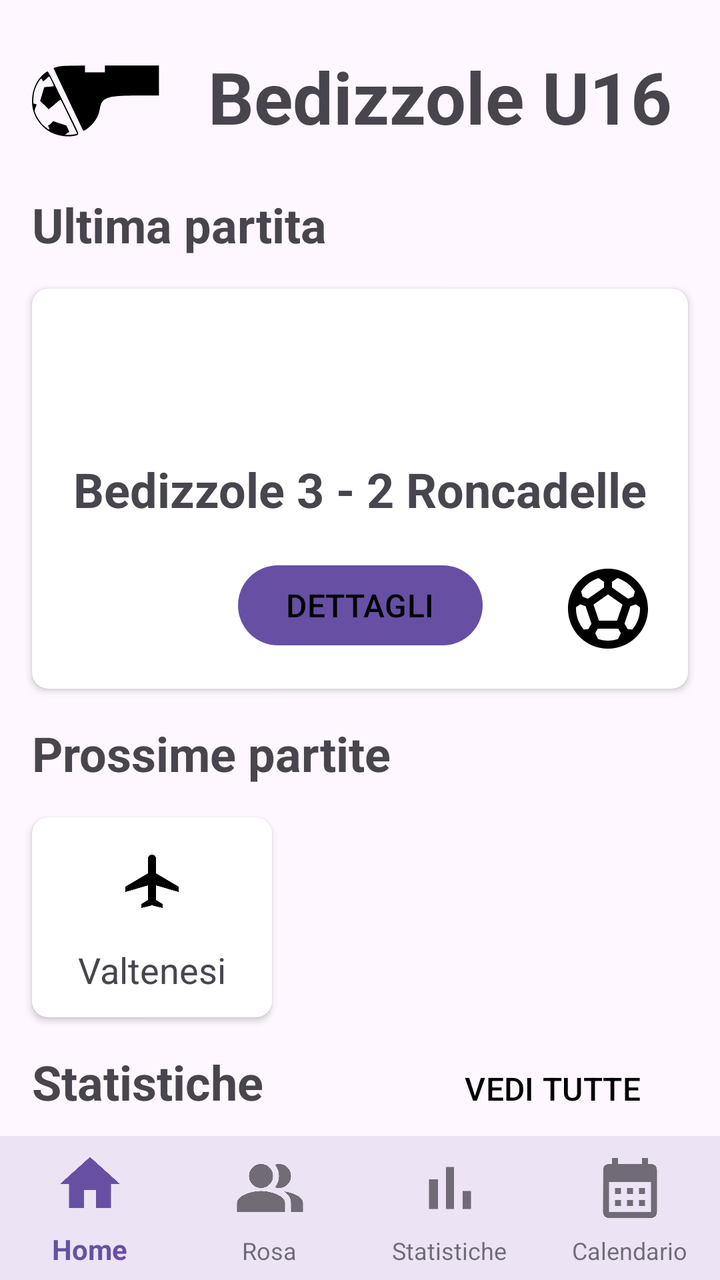
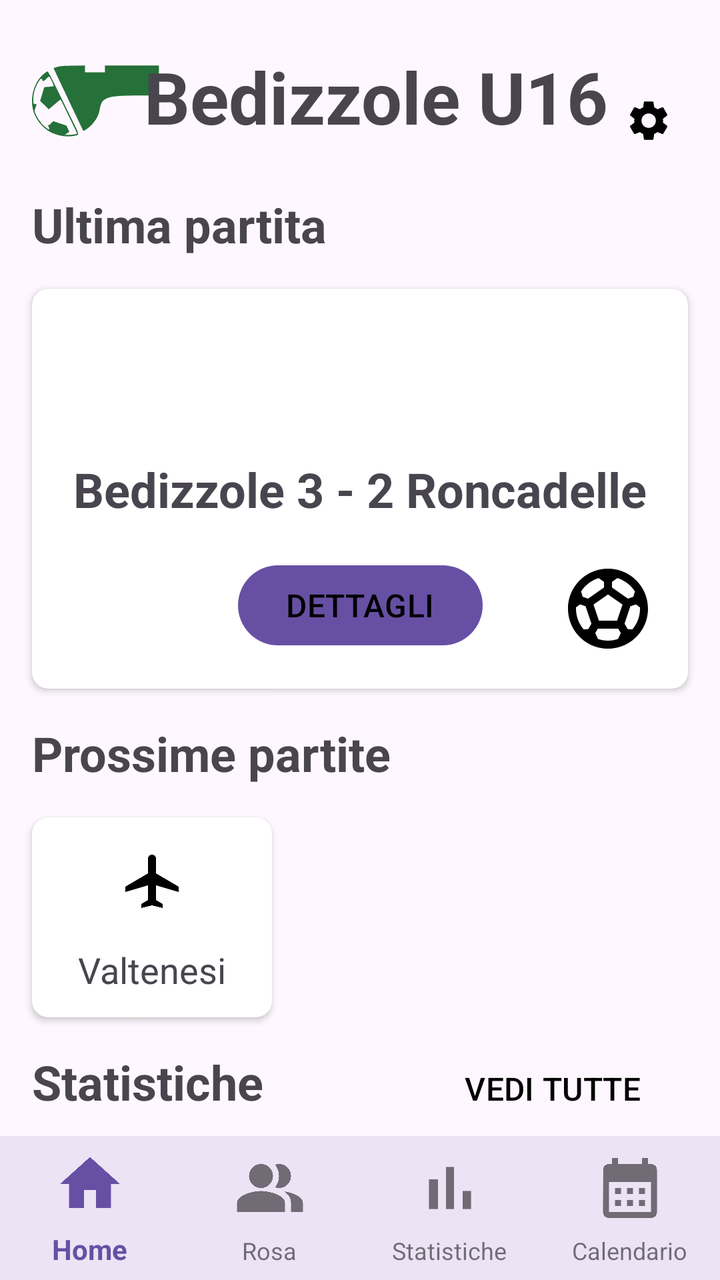

An Android layout rendered at two revisions. The XML below is the earlier revision; the diff shows what the commit changed to produce the second picture.
<!-- AndroidManifest.xml: application theme Theme.YouCoach -->
<!-- res/layout/activity_home.xml -->
<?xml version="1.0" encoding="utf-8"?>
<androidx.constraintlayout.widget.ConstraintLayout
    xmlns:android="http://schemas.android.com/apk/res/android"
    xmlns:app="http://schemas.android.com/apk/res-auto"
    android:layout_width="match_parent"
    android:layout_height="match_parent">


    <ImageView
        android:id="@+id/logo_squadra"
        android:layout_width="64dp"
        android:layout_height="64dp"
        app:layout_constraintStart_toStartOf="parent"
        app:layout_constraintTop_toTopOf="parent"
        app:layout_constraintBottom_toTopOf="@+id/ultima_partita_text"
        android:src="@drawable/logo"
        android:layout_marginStart="16dp"
        android:layout_marginTop="16dp" />


    
    <TextView
        android:id="@+id/nome_squadra"
        android:layout_width="wrap_content"
        android:layout_height="wrap_content"
        android:text="Bedizzole U16"
        android:textSize="36dp"
        android:textStyle="bold"
        app:layout_constraintTop_toTopOf="parent"
        app:layout_constraintBottom_toTopOf="@+id/ultima_partita_text"
        app:layout_constraintEnd_toEndOf="parent"
        app:layout_constraintStart_toEndOf="@+id/logo_squadra" />

    <TextView
        android:id="@+id/ultima_partita_text"
        android:layout_width="wrap_content"
        android:layout_height="wrap_content"
        app:layout_constraintStart_toStartOf="parent"
        app:layout_constraintTop_toBottomOf="@+id/logo_squadra"
        android:layout_marginTop="16dp"
        android:text="Ultima partita"
        android:textSize="24dp"
        android:layout_marginStart="16dp"
        android:textStyle="bold" />

    <androidx.cardview.widget.CardView

        android:id="@+id/card_ultima_partita"
        android:layout_width="match_parent"
        android:layout_height="200dp"
        app:layout_constraintTop_toBottomOf="@+id/ultima_partita_text"
        app:layout_constraintStart_toStartOf="parent"
        android:layout_marginEnd="16dp"
        android:layout_marginTop="16dp"
        android:layout_marginStart="16dp"
        app:cardCornerRadius="8dp">


        <androidx.constraintlayout.widget.ConstraintLayout
            android:layout_width="match_parent"
            android:layout_height="match_parent"
            android:padding="16dp">

            <TextView
                    android:id="@+id/risultato_ultima_partita"
                    android:layout_width="wrap_content"
                    android:layout_height="wrap_content"
                    android:text="Bedizzole 3 - 2 Roncadelle"
                    android:textSize="24dp"
                    android:textStyle="bold"
                    app:layout_constraintStart_toStartOf="parent"
                    app:layout_constraintTop_toTopOf="parent"
                    app:layout_constraintEnd_toEndOf="parent"
                    app:layout_constraintBottom_toBottomOf="parent"
                    />

            <Button
                android:id="@+id/btn_vai_a_partita"
                android:layout_width="wrap_content"
                android:layout_height="wrap_content"
                android:layout_marginTop="16dp"
                android:text="DETTAGLI"
                android:textColor="@color/black"
                android:textSize="16dp"
                app:layout_constraintEnd_toEndOf="parent"
                app:layout_constraintStart_toStartOf="parent"
                app:layout_constraintTop_toBottomOf="@+id/risultato_ultima_partita"
                app:layout_constraintBottom_toBottomOf="parent" />

            <ImageView
                android:layout_width="48dp"
                android:layout_height="48dp"
                android:src="@drawable/pallone"
                app:layout_constraintEnd_toEndOf="parent"
                app:layout_constraintBottom_toBottomOf="parent"/>

        </androidx.constraintlayout.widget.ConstraintLayout>


    </androidx.cardview.widget.CardView>

    <TextView
        android:id="@+id/prossime_partite_text"
        android:layout_width="wrap_content"
        android:layout_height="wrap_content"
        app:layout_constraintStart_toStartOf="parent"
        app:layout_constraintTop_toBottomOf="@+id/card_ultima_partita"
        android:layout_marginTop="16dp"
        android:text="Prossime partite"
        android:textSize="24dp"
        android:layout_marginStart="16dp"
        android:textStyle="bold" />

    <androidx.cardview.widget.CardView
        android:id="@+id/card_prossime_partite"
        android:layout_width="120dp"
        android:layout_height="100dp"
        app:layout_constraintTop_toBottomOf="@+id/prossime_partite_text"
        app:layout_constraintStart_toStartOf="parent"
        android:layout_marginTop="16dp"
        android:layout_marginStart="16dp"
        app:cardCornerRadius="8dp">

        <androidx.constraintlayout.widget.ConstraintLayout
            android:layout_width="match_parent"
            android:layout_height="match_parent"
            android:padding="16dp">

            <ImageView
                android:id="@+id/logo_trasferta"
                android:layout_width="32dp"
                android:layout_height="32dp"
                android:src="@drawable/aereo"
                app:layout_constraintTop_toTopOf="parent"
                app:layout_constraintStart_toStartOf="parent"
                app:layout_constraintEnd_toEndOf="parent"/>

            <TextView
                android:layout_width="wrap_content"
                android:layout_height="wrap_content"
                android:text="Valtenesi"
                android:layout_marginTop="16dp"
                android:textSize="18dp"
                app:layout_constraintTop_toBottomOf="@id/logo_trasferta"
                app:layout_constraintStart_toStartOf="parent"
                app:layout_constraintEnd_toEndOf="parent" />





        </androidx.constraintlayout.widget.ConstraintLayout>

    </androidx.cardview.widget.CardView>




    <TextView
        android:id="@+id/statistiche_text"
        android:layout_width="wrap_content"
        android:layout_height="wrap_content"
        app:layout_constraintStart_toStartOf="parent"
        app:layout_constraintTop_toBottomOf="@+id/card_prossime_partite"
        android:layout_marginTop="16dp"
        android:text="Statistiche"
        android:textSize="24dp"
        android:layout_marginStart="16dp"
        android:textStyle="bold" />

    <Button
        android:id="@+id/btn_vedi_statistiche"
        android:layout_width="wrap_content"
        android:layout_height="wrap_content"
        app:layout_constraintEnd_toEndOf="parent"
        app:layout_constraintBaseline_toBaselineOf="@+id/statistiche_text"
        app:layout_constraintTop_toBottomOf="@+id/card_ultima_partita"
        android:layout_marginEnd="16dp"
        android:backgroundTint="@color/transparent"
        android:textColor="@color/black"
        android:text="Vedi tutte"
        android:textAllCaps="true"
        android:textSize="16dp" />


    <androidx.cardview.widget.CardView
        android:layout_width="170dp"
        android:layout_height="200dp"
        app:layout_constraintTop_toBottomOf="@+id/statistiche_text"
        app:layout_constraintStart_toStartOf="parent"
        android:layout_marginTop="16dp"
        android:layout_marginStart="16dp"
        app:cardBackgroundColor="@color/background_training_card"
        app:cardCornerRadius="8dp">
        
        <androidx.constraintlayout.widget.ConstraintLayout
            android:layout_width="match_parent"
            android:layout_height="match_parent"
            android:padding="16dp">

            <TextView
                android:id="@+id/num_allenamenti"
                android:layout_width="wrap_content"
                android:layout_height="wrap_content"
                android:text="12"
                android:textSize="64dp"
                android:textStyle="bold"
                app:layout_constraintStart_toStartOf="parent"
                app:layout_constraintTop_toTopOf="parent"
                app:layout_constraintBottom_toTopOf="@+id/allenamenti_fatto_text"
                app:layout_constraintEnd_toEndOf="parent"
                />

            <TextView
                android:id="@+id/allenamenti_fatto_text"
                android:layout_width="wrap_content"
                android:layout_height="wrap_content"
                android:text="Allenamenti fatti"
                android:textSize="16dp"
                app:layout_constraintStart_toStartOf="parent"
                app:layout_constraintTop_toBottomOf="@+id/num_allenamenti"
                app:layout_constraintBottom_toBottomOf="parent"
                app:layout_constraintEnd_toEndOf="parent"
                />

        </androidx.constraintlayout.widget.ConstraintLayout>


        
        
        
    </androidx.cardview.widget.CardView>









    <com.google.android.material.bottomnavigation.BottomNavigationView
        android:id="@+id/bottom_navigation"
        android:layout_width="0dp"
        android:layout_height="72dp"
        android:background="?android:attr/windowBackground"
        app:labelVisibilityMode="labeled"
        app:menu="@menu/bottom_nav_menu"
        style="@style/BottomNavigationViewStyle"
        app:layout_constraintBottom_toBottomOf="parent"
        app:layout_constraintStart_toStartOf="parent"
        app:layout_constraintEnd_toEndOf="parent" />

</androidx.constraintlayout.widget.ConstraintLayout>
<!-- resources referenced by this layout -->
<resources>
  <color name="background_training_card">#f0d2bc</color>
  <color name="black">#FF000000</color>
  <color name="transparent">#00000000</color>
  <!-- drawable aereo (drawable) -->
  <vector xmlns:android="http://schemas.android.com/apk/res/android" android:height="24dp" android:tint="#000000" android:viewportHeight="24" android:viewportWidth="24" android:width="24dp">
        
      <path android:fillColor="@android:color/white" android:pathData="M22,16v-2l-8.5,-5V3.5C13.5,2.67 12.83,2 12,2s-1.5,0.67 -1.5,1.5V9L2,14v2l8.5,-2.5V19L8,20.5L8,22l4,-1l4,1l0,-1.5L13.5,19v-5.5L22,16z"/>
      
  </vector>
  <!-- drawable pallone (drawable) -->
  <vector xmlns:android="http://schemas.android.com/apk/res/android" android:height="24dp" android:tint="#000000" android:viewportHeight="24" android:viewportWidth="24" android:width="24dp">
        
      <path android:fillColor="@android:color/white" android:pathData="M12,2C6.48,2 2,6.48 2,12c0,5.52 4.48,10 10,10s10,-4.48 10,-10C22,6.48 17.52,2 12,2zM13,5.3l1.35,-0.95c1.82,0.56 3.37,1.76 4.38,3.34l-0.39,1.34l-1.35,0.46L13,6.7V5.3zM9.65,4.35L11,5.3v1.4L7.01,9.49L5.66,9.03L5.27,7.69C6.28,6.12 7.83,4.92 9.65,4.35zM7.08,17.11l-1.14,0.1C4.73,15.81 4,13.99 4,12c0,-0.12 0.01,-0.23 0.02,-0.35l1,-0.73L6.4,11.4l1.46,4.34L7.08,17.11zM14.5,19.59C13.71,19.85 12.87,20 12,20s-1.71,-0.15 -2.5,-0.41l-0.69,-1.49L9.45,17h5.11l0.64,1.11L14.5,19.59zM14.27,15H9.73l-1.35,-4.02L12,8.44l3.63,2.54L14.27,15zM18.06,17.21l-1.14,-0.1l-0.79,-1.37l1.46,-4.34l1.39,-0.47l1,0.73C19.99,11.77 20,11.88 20,12C20,13.99 19.27,15.81 18.06,17.21z"/>
      
  </vector>
  <style name="BottomNavigationViewStyle" parent="Widget.MaterialComponents.BottomNavigationView">
          <item name="itemIconSize">36dp</item> 
          <item name="itemTextAppearanceActive">@style/ActiveTextStyle</item> 
          <item name="itemTextAppearanceInactive">@style/InactiveTextStyle</item> 
      </style>
  <style name="Theme.YouCoach" parent="Base.Theme.YouCoach" />
  <style name="ActiveTextStyle" parent="TextAppearance.AppCompat.Small">
          <item name="android:textSize">14sp</item>
      </style>
  <style name="InactiveTextStyle" parent="TextAppearance.AppCompat.Small">
          <item name="android:textSize">12sp</item>
      </style>
  <style name="Base.Theme.YouCoach" parent="Theme.Material3.DayNight.NoActionBar">
          
          
      </style>
  <!-- unchanged entries left out for length: 1 -->
</resources>

<!-- the commit's change to res/layout/activity_home.xml (unified diff, before → after) -->
@@ -15,7 +15,8 @@
         app:layout_constraintBottom_toTopOf="@+id/ultima_partita_text"
         android:src="@drawable/logo"
         android:layout_marginStart="16dp"
-        android:layout_marginTop="16dp" />
+        android:layout_marginTop="16dp"
+        app:tint="@color/giorno_selezionato" />
 
 
     
@@ -29,7 +30,19 @@
         app:layout_constraintTop_toTopOf="parent"
         app:layout_constraintBottom_toTopOf="@+id/ultima_partita_text"
         app:layout_constraintEnd_toEndOf="parent"
-        app:layout_constraintStart_toEndOf="@+id/logo_squadra" />
+        app:layout_constraintStart_toStartOf="@id/logo_squadra"
+        />
+
+    <ImageButton
+        android:id="@+id/modifica_impostazioni"
+        android:layout_width="24dp"
+        android:layout_height="24dp"
+        android:background="@color/transparent"
+        android:src="@drawable/impostazioni"
+        android:layout_marginStart="8dp"
+        app:layout_constraintStart_toEndOf="@+id/nome_squadra"
+        app:layout_constraintBottom_toBottomOf="@id/nome_squadra"/>
+
 
     <TextView
         android:id="@+id/ultima_partita_text"
<!-- resource entries referenced after the edit -->
@@ -2,6 +2,7 @@
 <resources>
   <color name="background_training_card">#f0d2bc</color>
   <color name="black">#FF000000</color>
+  <color name="giorno_selezionato">#267039  </color>
   <color name="transparent">#00000000</color>
   <!-- drawable aereo (drawable) -->
   <vector xmlns:android="http://schemas.android.com/apk/res/android" android:height="24dp" android:tint="#000000" android:viewportHeight="24" android:viewportWidth="24" android:width="24dp">
@@ -9,8 +10,19 @@
       <path android:fillColor="@android:color/white" android:pathData="M22,16v-2l-8.5,-5V3.5C13.5,2.67 12.83,2 12,2s-1.5,0.67 -1.5,1.5V9L2,14v2l8.5,-2.5V19L8,20.5L8,22l4,-1l4,1l0,-1.5L13.5,19v-5.5L22,16z"/>
       
   </vector>
+  <!-- drawable impostazioni (drawable) -->
+  <vector xmlns:android="http://schemas.android.com/apk/res/android" android:height="24dp" android:tint="#000000" android:viewportHeight="24" android:viewportWidth="24" android:width="24dp">
+        
+      <path android:fillColor="@android:color/white" android:pathData="M19.14,12.94c0.04,-0.3 0.06,-0.61 0.06,-0.94c0,-0.32 -0.02,-0.64 -0.07,-0.94l2.03,-1.58c0.18,-0.14 0.23,-0.41 0.12,-0.61l-1.92,-3.32c-0.12,-0.22 -0.37,-0.29 -0.59,-0.22l-2.39,0.96c-0.5,-0.38 -1.03,-0.7 -1.62,-0.94L14.4,2.81c-0.04,-0.24 -0.24,-0.41 -0.48,-0.41h-3.84c-0.24,0 -0.43,0.17 -0.47,0.41L9.25,5.35C8.66,5.59 8.12,5.92 7.63,6.29L5.24,5.33c-0.22,-0.08 -0.47,0 -0.59,0.22L2.74,8.87C2.62,9.08 2.66,9.34 2.86,9.48l2.03,1.58C4.84,11.36 4.8,11.69 4.8,12s0.02,0.64 0.07,0.94l-2.03,1.58c-0.18,0.14 -0.23,0.41 -0.12,0.61l1.92,3.32c0.12,0.22 0.37,0.29 0.59,0.22l2.39,-0.96c0.5,0.38 1.03,0.7 1.62,0.94l0.36,2.54c0.05,0.24 0.24,0.41 0.48,0.41h3.84c0.24,0 0.44,-0.17 0.47,-0.41l0.36,-2.54c0.59,-0.24 1.13,-0.56 1.62,-0.94l2.39,0.96c0.22,0.08 0.47,0 0.59,-0.22l1.92,-3.32c0.12,-0.22 0.07,-0.47 -0.12,-0.61L19.14,12.94zM12,15.6c-1.98,0 -3.6,-1.62 -3.6,-3.6s1.62,-3.6 3.6,-3.6s3.6,1.62 3.6,3.6S13.98,15.6 12,15.6z"/>
+      
+  </vector>
   <!-- drawable pallone (drawable) -->
-  <vector xmlns:android="http://schemas.android.com/apk/res/android" android:height="24dp" android:tint="#000000" android:viewportHeight="24" android:viewportWidth="24" android:width="24dp">
+  <vector xmlns:android="http://schemas.android.com/apk/res/android"
+      android:height="28dp"
+      android:tint="#000000"
+      android:viewportHeight="24"
+      android:viewportWidth="24"
+      android:width="28dp">
         
       <path android:fillColor="@android:color/white" android:pathData="M12,2C6.48,2 2,6.48 2,12c0,5.52 4.48,10 10,10s10,-4.48 10,-10C22,6.48 17.52,2 12,2zM13,5.3l1.35,-0.95c1.82,0.56 3.37,1.76 4.38,3.34l-0.39,1.34l-1.35,0.46L13,6.7V5.3zM9.65,4.35L11,5.3v1.4L7.01,9.49L5.66,9.03L5.27,7.69C6.28,6.12 7.83,4.92 9.65,4.35zM7.08,17.11l-1.14,0.1C4.73,15.81 4,13.99 4,12c0,-0.12 0.01,-0.23 0.02,-0.35l1,-0.73L6.4,11.4l1.46,4.34L7.08,17.11zM14.5,19.59C13.71,19.85 12.87,20 12,20s-1.71,-0.15 -2.5,-0.41l-0.69,-1.49L9.45,17h5.11l0.64,1.11L14.5,19.59zM14.27,15H9.73l-1.35,-4.02L12,8.44l3.63,2.54L14.27,15zM18.06,17.21l-1.14,-0.1l-0.79,-1.37l1.46,-4.34l1.39,-0.47l1,0.73C19.99,11.77 20,11.88 20,12C20,13.99 19.27,15.81 18.06,17.21z"/>
       
